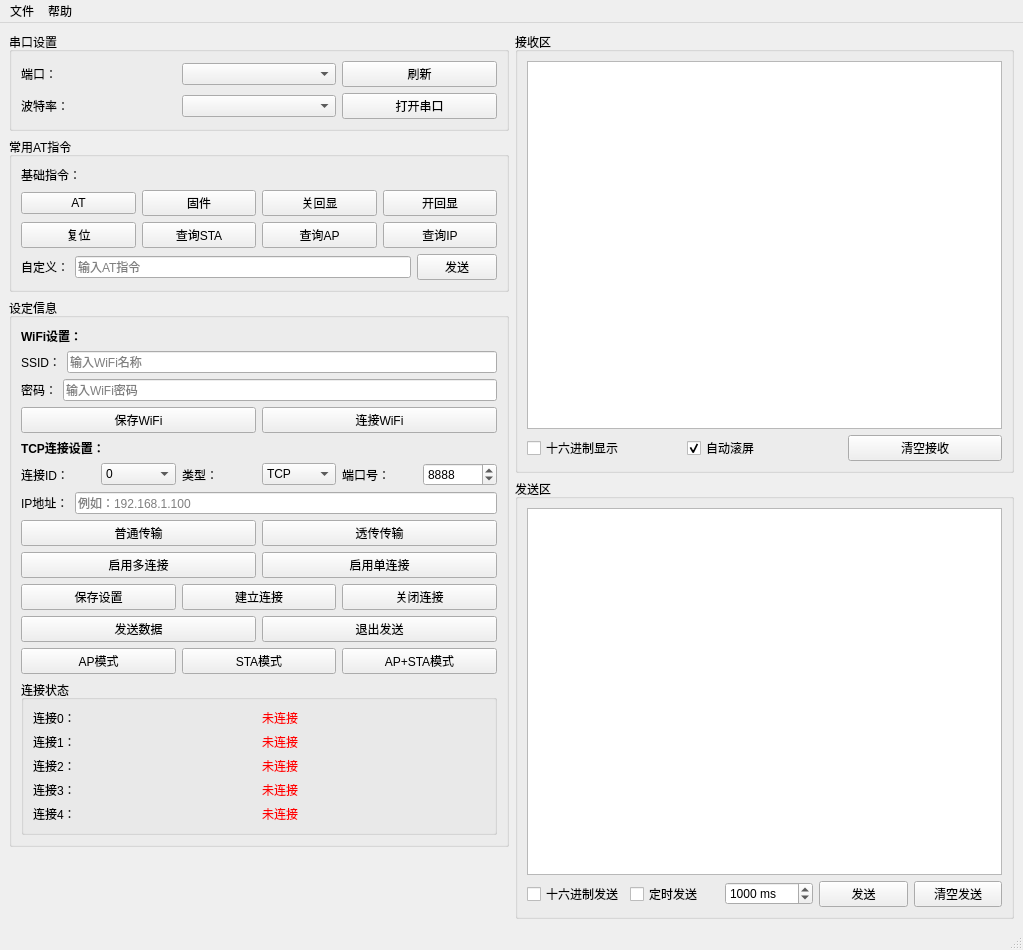
The window that mainwindow.ui (angus-tech/ATserialTool) describes before a commit, drawn with Qt 5.
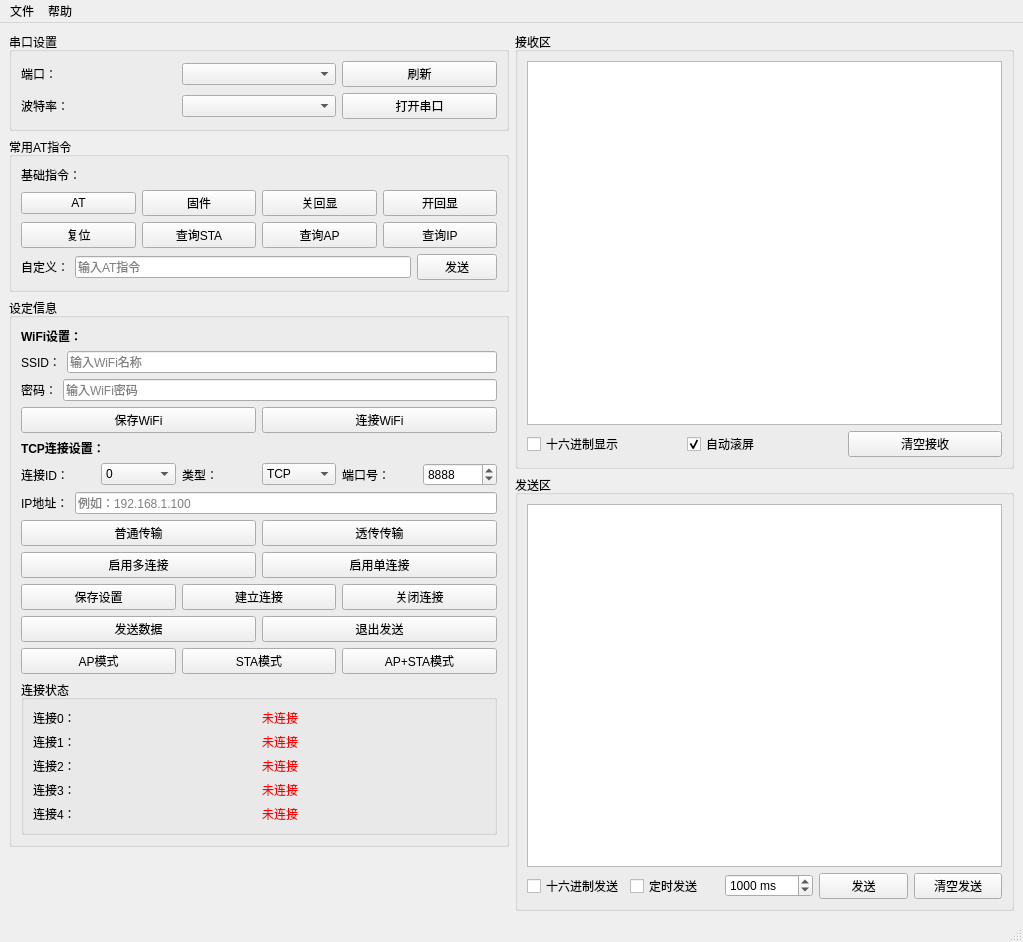
The same window after the commit.

What changed in the file:
```diff
--- a/mainwindow.ui
+++ b/mainwindow.ui
@@ -7,7 +7,7 @@
     <x>0</x>
     <y>0</y>
     <width>1023</width>
-    <height>950</height>
+    <height>942</height>
    </rect>
   </property>
   <property name="windowTitle">
```
Left out of the diff: 3 changed lines with no effect on the pictures.
